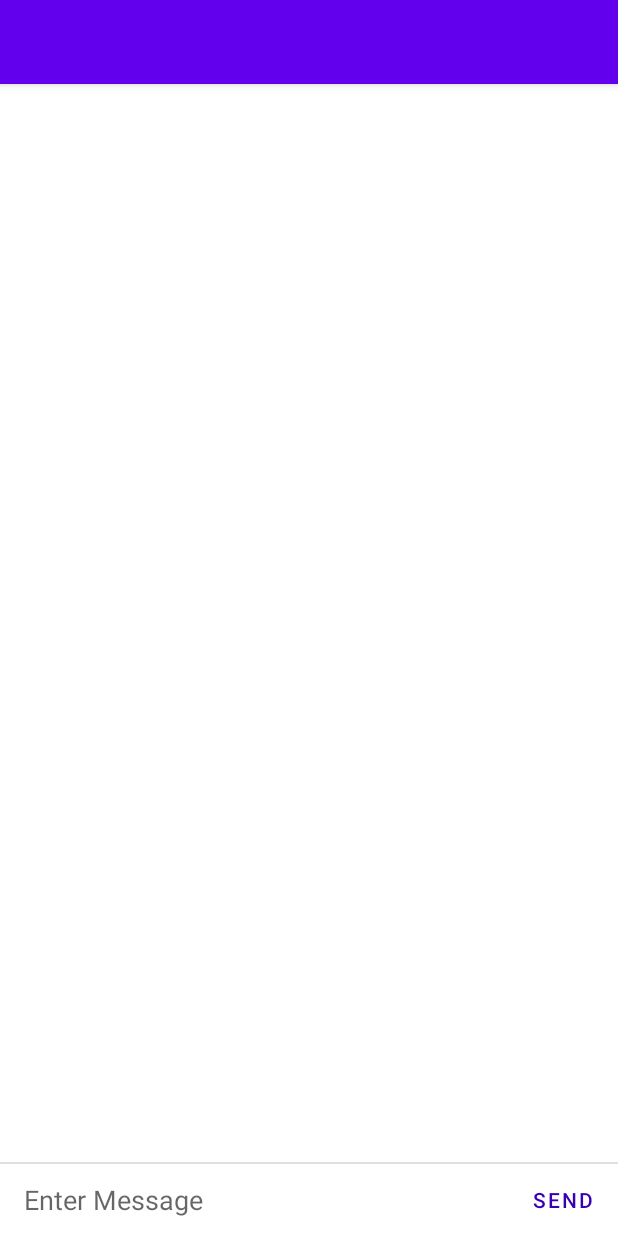
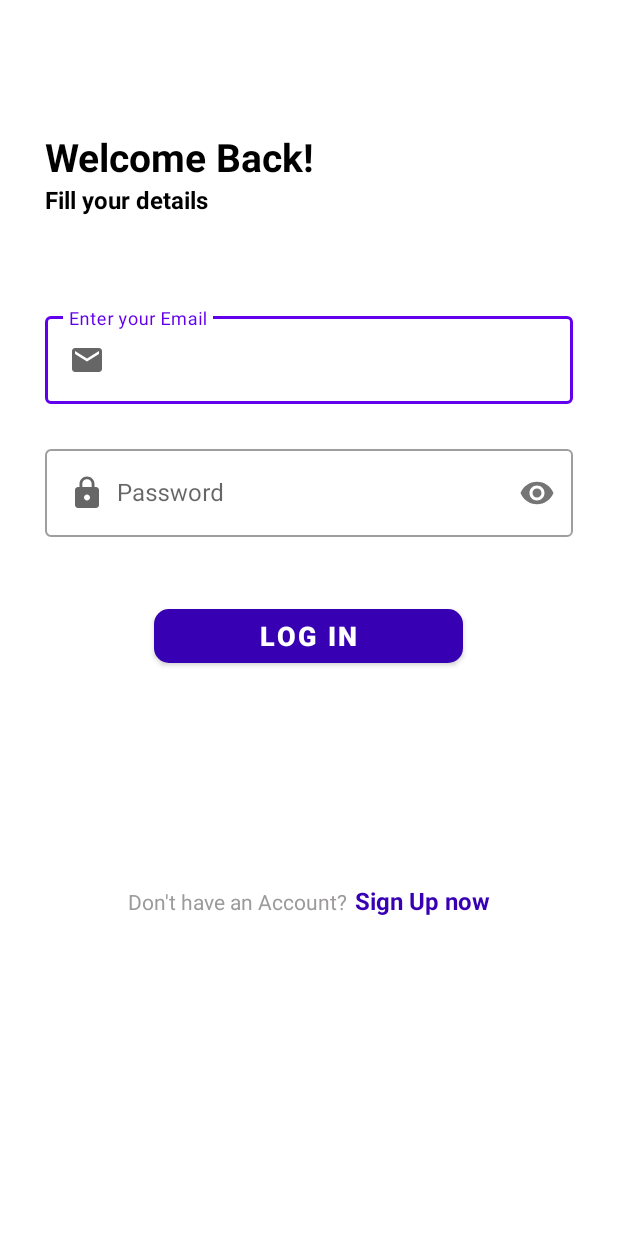
Before and after one commit to yashprakashinfotech/ChatAppDemo, an Android app: the screen it shows after launch (MainActivity before the commit, LoginActivity after it), on a phone screen of 412 x 824 dp. Run offline under Robolectric (Android 15) with nearby library versions, the phone set to English and light mode, and no system bars.

Commit message:
Login And Signup Design Done

```diff
--- /dev/null
+++ b/app/src/main/java/com/example/chatappdemo/activity/LoginActivity.kt
@@ -0,0 +1,46 @@
+package com.example.chatappdemo.activity
+
+import android.content.Intent
+import androidx.appcompat.app.AppCompatActivity
+import android.os.Bundle
+import android.widget.Button
+import android.widget.EditText
+import android.widget.TextView
+import androidx.appcompat.app.AppCompatDelegate
+import com.example.chatappdemo.R
+
+class LoginActivity : AppCompatActivity() {
+
+    private lateinit var txtSignup: TextView
+    private lateinit var etEmailLogin: EditText
+    private lateinit var etPassLogin: EditText
+    private lateinit var btnLogin: Button
+
+    override fun onCreate(savedInstanceState: Bundle?) {
+        super.onCreate(savedInstanceState)
+        setContentView(R.layout.activity_login)
+
+        // For Disable Night Mode
+        AppCompatDelegate.setDefaultNightMode(AppCompatDelegate.MODE_NIGHT_NO)
+
+        // initialization of Views or variable
+        initView()
+
+        txtSignup.setOnClickListener {
+            val i = Intent(this,SignUpActivity::class.java)
+            startActivity(i)
+        }
+
+        btnLogin.setOnClickListener {
+            val i = Intent(this,MainActivity::class.java)
+            startActivity(i)
+        }
+    }
+
+    private fun initView(){
+        txtSignup = findViewById(R.id.txtSignup)
+        etEmailLogin = findViewById(R.id.etEmailLogin)
+        etPassLogin = findViewById(R.id.etPassLogin)
+        btnLogin = findViewById(R.id.btnLogin)
+    }
+}
--- /dev/null
+++ b/app/src/main/res/drawable/ic_email.xml
@@ -0,0 +1,10 @@
+<vector xmlns:android="http://schemas.android.com/apk/res/android"
+    android:width="24dp"
+    android:height="24dp"
+    android:viewportWidth="24"
+    android:viewportHeight="24"
+    android:tint="?attr/colorControlNormal">
+  <path
+      android:fillColor="@android:color/white"
+      android:pathData="M20,4L4,4c-1.1,0 -1.99,0.9 -1.99,2L2,18c0,1.1 0.9,2 2,2h16c1.1,0 2,-0.9 2,-2L22,6c0,-1.1 -0.9,-2 -2,-2zM20,8l-8,5 -8,-5L4,6l8,5 8,-5v2z"/>
+</vector>
--- /dev/null
+++ b/app/src/main/res/drawable/ic_eye.xml
@@ -0,0 +1,10 @@
+<vector xmlns:android="http://schemas.android.com/apk/res/android"
+    android:width="24dp"
+    android:height="24dp"
+    android:viewportWidth="24"
+    android:viewportHeight="24"
+    android:tint="?attr/colorControlNormal">
+  <path
+      android:fillColor="@android:color/white"
+      android:pathData="M12,4.5C7,4.5 2.73,7.61 1,12c1.73,4.39 6,7.5 11,7.5s9.27,-3.11 11,-7.5c-1.73,-4.39 -6,-7.5 -11,-7.5zM12,17c-2.76,0 -5,-2.24 -5,-5s2.24,-5 5,-5 5,2.24 5,5 -2.24,5 -5,5zM12,9c-1.66,0 -3,1.34 -3,3s1.34,3 3,3 3,-1.34 3,-3 -1.34,-3 -3,-3z"/>
+</vector>
--- /dev/null
+++ b/app/src/main/res/drawable/ic_eye_off.xml
@@ -0,0 +1,10 @@
+<vector xmlns:android="http://schemas.android.com/apk/res/android"
+    android:width="24dp"
+    android:height="24dp"
+    android:viewportWidth="24"
+    android:viewportHeight="24"
+    android:tint="?attr/colorControlNormal">
+  <path
+      android:fillColor="@android:color/white"
+      android:pathData="M12,7c2.76,0 5,2.24 5,5 0,0.65 -0.13,1.26 -0.36,1.83l2.92,2.92c1.51,-1.26 2.7,-2.89 3.43,-4.75 -1.73,-4.39 -6,-7.5 -11,-7.5 -1.4,0 -2.74,0.25 -3.98,0.7l2.16,2.16C10.74,7.13 11.35,7 12,7zM2,4.27l2.28,2.28 0.46,0.46C3.08,8.3 1.78,10.02 1,12c1.73,4.39 6,7.5 11,7.5 1.55,0 3.03,-0.3 4.38,-0.84l0.42,0.42L19.73,22 21,20.73 3.27,3 2,4.27zM7.53,9.8l1.55,1.55c-0.05,0.21 -0.08,0.43 -0.08,0.65 0,1.66 1.34,3 3,3 0.22,0 0.44,-0.03 0.65,-0.08l1.55,1.55c-0.67,0.33 -1.41,0.53 -2.2,0.53 -2.76,0 -5,-2.24 -5,-5 0,-0.79 0.2,-1.53 0.53,-2.2zM11.84,9.02l3.15,3.15 0.02,-0.16c0,-1.66 -1.34,-3 -3,-3l-0.17,0.01z"/>
+</vector>
--- /dev/null
+++ b/app/src/main/res/drawable/ic_lock.xml
@@ -0,0 +1,10 @@
+<vector xmlns:android="http://schemas.android.com/apk/res/android"
+    android:width="24dp"
+    android:height="24dp"
+    android:viewportWidth="24"
+    android:viewportHeight="24"
+    android:tint="?attr/colorControlNormal">
+  <path
+      android:fillColor="@android:color/white"
+      android:pathData="M18,8h-1L17,6c0,-2.76 -2.24,-5 -5,-5S7,3.24 7,6v2L6,8c-1.1,0 -2,0.9 -2,2v10c0,1.1 0.9,2 2,2h12c1.1,0 2,-0.9 2,-2L20,10c0,-1.1 -0.9,-2 -2,-2zM12,17c-1.1,0 -2,-0.9 -2,-2s0.9,-2 2,-2 2,0.9 2,2 -0.9,2 -2,2zM15.1,8L8.9,8L8.9,6c0,-1.71 1.39,-3.1 3.1,-3.1 1.71,0 3.1,1.39 3.1,3.1v2z"/>
+</vector>
--- /dev/null
+++ b/app/src/main/res/drawable/show_password_selector.xml
@@ -0,0 +1,7 @@
+<?xml version="1.0" encoding="utf-8"?>
+<selector xmlns:android="http://schemas.android.com/apk/res/android">
+
+    <item android:drawable="@drawable/ic_eye_off" android:state_checked="true"/>
+    <item android:drawable="@drawable/ic_eye"/>
+
+</selector>
--- /dev/null
+++ b/app/src/main/res/layout/activity_login.xml
@@ -0,0 +1,206 @@
+<?xml version="1.0" encoding="utf-8"?>
+<androidx.constraintlayout.widget.ConstraintLayout xmlns:android="http://schemas.android.com/apk/res/android"
+    xmlns:app="http://schemas.android.com/apk/res-auto"
+    xmlns:tools="http://schemas.android.com/tools"
+    android:layout_width="match_parent"
+    android:layout_height="match_parent"
+    tools:context=".activity.LoginActivity">
+
+
+    <RelativeLayout
+        android:id="@+id/progressLayout"
+        android:layout_width="match_parent"
+        android:layout_height="match_parent"
+        android:elevation="1dp"
+        android:visibility="gone"
+        app:layout_constraintBottom_toBottomOf="parent"
+        app:layout_constraintEnd_toEndOf="parent"
+        app:layout_constraintStart_toStartOf="parent"
+        app:layout_constraintTop_toTopOf="parent">
+
+        <ProgressBar
+            android:id="@+id/progressBar"
+            android:layout_width="wrap_content"
+            android:layout_height="wrap_content"
+            android:layout_centerInParent="true" />
+
+    </RelativeLayout>
+
+    <androidx.constraintlayout.widget.ConstraintLayout
+        android:id="@+id/loginLayout"
+        android:layout_width="match_parent"
+        android:layout_height="match_parent"
+        app:layout_constraintTop_toTopOf="parent"
+        app:layout_constraintBottom_toBottomOf="parent"
+        app:layout_constraintStart_toStartOf="parent"
+        app:layout_constraintEnd_toEndOf="parent"
+        >
+        <TextView
+            android:id="@+id/welcome_back"
+
+            android:layout_width="match_parent"
+            android:layout_height="wrap_content"
+            android:layout_marginHorizontal="30dp"
+            android:layout_marginVertical="10dp"
+            android:text="@string/welcome_back"
+            style="@style/text_26sp_bold"
+            app:layout_constraintBottom_toBottomOf="parent"
+            app:layout_constraintEnd_toEndOf="parent"
+            app:layout_constraintStart_toStartOf="parent"
+            app:layout_constraintTop_toTopOf="parent"
+            app:layout_constraintVertical_bias="0.1" />
+
+        <TextView
+            android:id="@+id/fill_detail"
+            style="@style/text_16sp_bold"
+            android:layout_width="match_parent"
+            android:layout_height="wrap_content"
+            android:layout_marginHorizontal="30dp"
+            android:text="@string/fill_your_details"
+
+            app:layout_constraintBottom_toBottomOf="parent"
+            app:layout_constraintEnd_toEndOf="parent"
+            app:layout_constraintStart_toStartOf="parent"
+            app:layout_constraintTop_toBottomOf="@+id/welcome_back"
+            app:layout_constraintVertical_bias="0.0" />
+
+
+        <com.google.android.material.textfield.TextInputLayout
+            android:id="@+id/etEmailOutLogin"
+            style="@style/Widget.MaterialComponents.TextInputLayout.OutlinedBox"
+            android:layout_width="match_parent"
+            android:layout_height="wrap_content"
+            android:layout_marginHorizontal="30dp"
+            android:hint="@string/enter_your_email"
+            app:layout_constraintBottom_toBottomOf="parent"
+            app:layout_constraintEnd_toEndOf="parent"
+            app:layout_constraintStart_toStartOf="parent"
+            app:layout_constraintTop_toBottomOf="@+id/fill_detail"
+            app:layout_constraintVertical_bias="0.1">
+
+            <com.google.android.material.textfield.TextInputEditText
+                android:id="@+id/etEmailLogin"
+                android:layout_width="match_parent"
+                android:layout_height="wrap_content"
+                android:drawableStart="@drawable/ic_email"
+                android:drawablePadding="8dp"
+
+                android:inputType="text"
+                android:textSize="16sp" />
+
+        </com.google.android.material.textfield.TextInputLayout>
+
+
+        <com.google.android.material.textfield.TextInputLayout
+            android:id="@+id/etPassOutLogin"
+            style="@style/Widget.MaterialComponents.TextInputLayout.OutlinedBox"
+            android:layout_width="match_parent"
+            android:layout_height="wrap_content"
+            android:layout_marginHorizontal="30dp"
+            android:hint="@string/password"
+            app:passwordToggleEnabled="true"
+            app:passwordToggleDrawable="@drawable/show_password_selector"
+
+            app:layout_constraintBottom_toBottomOf="parent"
+            app:layout_constraintEnd_toEndOf="parent"
+            app:layout_constraintStart_toStartOf="parent"
+            app:layout_constraintTop_toBottomOf="@+id/etEmailOutLogin"
+            app:layout_constraintVertical_bias="0.05">
+
+            <com.google.android.material.textfield.TextInputEditText
+                android:id="@+id/etPassLogin"
+                android:layout_width="match_parent"
+                android:layout_height="wrap_content"
+                android:drawableStart="@drawable/ic_lock"
+                android:drawableEnd="@drawable/ic_eye"
+
+                android:drawablePadding="8dp"
+                android:inputType="textPassword"
+                android:textSize="16sp" />
+
+        </com.google.android.material.textfield.TextInputLayout>
+
+<!--        <TextView-->
+<!--            android:id="@+id/txtForgot"-->
+<!--            android:layout_width="wrap_content"-->
+<!--            android:layout_height="wrap_content"-->
+<!--            android:layout_marginHorizontal="30dp"-->
+<!--            android:layout_marginVertical="15dp"-->
+<!--            android:text="@string/forgot_password"-->
+<!--            android:textAlignment="textEnd"-->
+<!--            android:textColor="@color/textHintColor"-->
+<!--            app:layout_constraintBottom_toBottomOf="parent"-->
+<!--            app:layout_constraintEnd_toEndOf="parent"-->
+<!--            app:layout_constraintTop_toBottomOf="@+id/etPassOutLogin"-->
+<!--            app:layout_constraintVertical_bias="0.01" />-->
+
+
+        <LinearLayout
+            android:id="@+id/linearLayout_login"
+            android:layout_width="match_parent"
+            android:layout_height="wrap_content"
+            android:orientation="horizontal"
+            android:weightSum="6"
+            app:layout_constraintBottom_toBottomOf="parent"
+            app:layout_constraintEnd_toEndOf="parent"
+            app:layout_constraintStart_toStartOf="parent"
+            app:layout_constraintTop_toBottomOf="@+id/etPassOutLogin"
+            app:layout_constraintVertical_bias="0.1">
+
+            <View
+                android:layout_width="0dp"
+                android:layout_height="match_parent"
+                android:layout_weight="1.5" />
+
+            <Button
+                android:id="@+id/btnLogin"
+                android:layout_width="0dp"
+                android:layout_height="wrap_content"
+                android:layout_weight="3"
+                android:elevation="50dp"
+                style="@style/button_Style"
+                android:text="@string/login"
+                />
+
+            <View
+                android:layout_width="0dp"
+                android:layout_height="match_parent"
+                android:layout_weight="1.5" />
+
+        </LinearLayout>
+
+        <LinearLayout
+            android:id="@+id/linearLayout_txtSignup"
+            android:layout_width="wrap_content"
+            android:layout_height="wrap_content"
+            android:orientation="horizontal"
+            app:layout_constraintBottom_toBottomOf="parent"
+            app:layout_constraintEnd_toEndOf="parent"
+            app:layout_constraintStart_toStartOf="parent"
+            app:layout_constraintTop_toBottomOf="@+id/linearLayout_login"
+            app:layout_constraintVertical_bias="0.4">
+
+            <TextView
+                android:id="@+id/txtDo_not"
+                android:layout_width="match_parent"
+                android:layout_height="wrap_content"
+                android:text="@string/don_t_have_an_account"
+                android:textAlignment="center"
+                android:textColor="@color/textHintColor"
+
+                />
+
+            <TextView
+                android:id="@+id/txtSignup"
+                style="@style/text_16sp_bold"
+                android:layout_width="match_parent"
+                android:layout_height="wrap_content"
+                android:layout_marginStart="5dp"
+                android:text="@string/sign_up_now"
+                android:textAlignment="center"
+                android:textColor="@color/purple_700" />
+        </LinearLayout>
+
+    </androidx.constraintlayout.widget.ConstraintLayout>
+
+</androidx.constraintlayout.widget.ConstraintLayout>
--- a/app/src/main/res/layout/activity_main.xml
+++ b/app/src/main/res/layout/activity_main.xml
@@ -4,7 +4,7 @@
     xmlns:tools="http://schemas.android.com/tools"
     android:layout_width="match_parent"
     android:layout_height="match_parent"
-    tools:context=".MainActivity">
+    tools:context=".activity.MainActivity">
 
     <com.google.android.material.appbar.AppBarLayout
         android:id="@+id/layoutGroupChat"
--- /dev/null
+++ b/app/src/main/res/values/Style.xml
@@ -0,0 +1,99 @@
+<?xml version="1.0" encoding="utf-8"?>
+<resources>
+
+    <style name="text_14sp_bold">
+        <item name="android:textStyle">bold</item>
+        <item name="android:textColor">@color/black</item>
+        <item name="android:textSize">14sp</item>
+
+    </style>
+
+    <style name="text_14sp_normal">
+        <item name="android:textStyle">normal</item>
+        <item name="android:textColor">@color/black</item>
+        <item name="android:textSize">14sp</item>
+
+    </style>
+
+    <style name="text_16sp_bold">
+        <item name="android:textStyle">bold</item>
+        <item name="android:textColor">@color/black</item>
+        <item name="android:textSize">16sp</item>
+
+    </style>
+
+    <style name="text_18_normal">
+
+        <item name="android:textStyle">normal</item>
+        <item name="android:textColor">@color/black</item>
+        <item name="android:textSize">18sp</item>
+
+    </style>
+
+    <style name="text_18_bold">
+
+        <item name="android:textStyle">bold</item>
+        <item name="android:textColor">@color/black</item>
+        <item name="android:textSize">18sp</item>
+
+    </style>
+
+    <style name="text_20sp_bold">
+
+        <item name="android:textStyle">bold</item>
+        <item name="android:textColor">@color/black</item>
+        <item name="android:textSize">20sp</item>
+
+    </style>
+
+    <style name="text_22_bold">
+
+        <item name="android:textStyle">bold</item>
+        <item name="android:textColor">@color/black</item>
+        <item name="android:textSize">22sp</item>
+
+    </style>
+
+    <style name="text_24_bold">
+
+        <item name="android:textStyle">bold</item>
+        <item name="android:textColor">@color/black</item>
+        <item name="android:textSize">24sp</item>
+
+    </style>
+
+    <style name="text_26sp_bold">
+        <item name="android:textStyle">bold</item>
+        <item name="android:textColor">@color/black</item>
+        <item name="android:textSize">26sp</item>
+    </style>
+
+
+    <style name="button_Style">
+        <item name="cornerRadius">10dp</item>
+        <item name="backgroundTint">@color/purple_700</item>
+        <item name="android:textStyle">bold</item>
+        <item name="android:textSize">18sp</item>
+        <item name="android:elevation">50dp</item>
+        <item name="android:textColor">@color/white</item>
+    </style>
+
+    <style name="round_button_Style">
+        <item name="cornerRadius">25dp</item>
+        <item name="android:textSize">16sp</item>
+        <item name="android:textStyle">bold</item>
+        <item name="android:textColor">@color/white</item>
+        <item name="textAllCaps">false</item>
+        <item name="elevation">50dp</item>
+        <item name="backgroundTint">@color/orange</item>
+
+    </style>
+
+    <style name="card_style">
+        <item name="strokeWidth">3dp</item>
+        <item name="strokeColor">@color/orange</item>
+        <item name="backgroundTint">@color/transparent</item>
+        <item name="cardCornerRadius">15dp</item>
+    </style>
+
+</resources>
--- a/app/src/main/res/values/strings.xml
+++ b/app/src/main/res/values/strings.xml
@@ -1,3 +1,16 @@
 <resources>
     <string name="app_name">ChatAppDemo</string>
+    <string name="male">Male</string>
+    <string name="female">Female</string>
+    <string name="already_have_an_account">Aleady have an Account?</string>
+    <string name="login">Log in</string>
+    <string name="sign_up">Sign Up</string>
+    <string name="register_account">Register Account</string>
+    <string name="enter_your_name">Enter your Name</string>
+    <string name="fill_your_details">Fill your details</string>
+    <string name="enter_your_email">Enter your Email</string>
+    <string name="password">Password</string>
+    <string name="sign_up_now">Sign Up now</string>
+    <string name="don_t_have_an_account">Don\'t have an Account?</string>
+    <string name="welcome_back">Welcome Back!</string>
 </resources>
--- a/build.gradle
+++ b/build.gradle
@@ -4,13 +4,13 @@ buildscript {
         classpath 'com.google.gms:google-services:4.3.10'
     }
 }
+
 // Top-level build file where you can add configuration options common to all sub-projects/modules.
 plugins {
     id 'com.android.application' version '7.1.3' apply false
     id 'com.android.library' version '7.1.3' apply false
     id 'org.jetbrains.kotlin.android' version '1.6.20' apply false
 }
-
 task clean(type: Delete) {
     delete rootProject.buildDir
 }
```
Also changed, not shown: app/src/main/AndroidManifest.xml (+8 -2 lines), app/src/main/java/com/example/chatappdemo/activity/MainActivity.kt (renamed from app/src/main/java/com/example/chatappdemo/MainActivity.kt, +6 -1 lines), app/src/main/java/com/example/chatappdemo/activity/SignUpActivity.kt (added, +39 -0 lines), app/src/main/res/drawable/ic_person.xml (added, +10 -0 lines), app/src/main/res/layout/activity_sign_up.xml (added, +214 -0 lines), app/src/main/res/values/colors.xml (+7 -0 lines), 1 other file.
